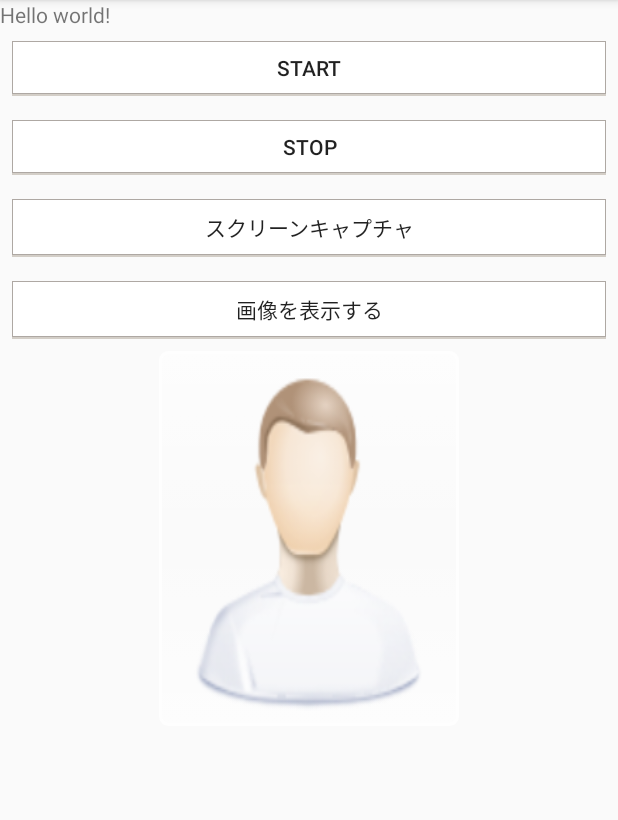
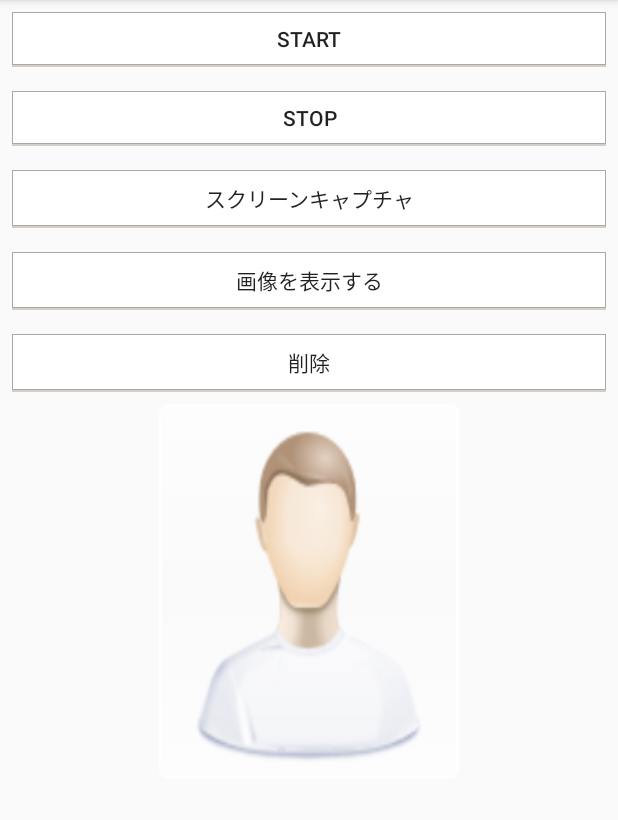
Before and after one commit to KazuCocoa/ScreenCapture, an Android app: the screen it shows after launch (MainActivity), on a phone screen of 412 x 824 dp, the part 84-904 px from its top. Run offline under Robolectric (Android 15) with nearby library versions, the phone set to English and light mode, and no system bars.

```diff
--- a/NotificationSample/src/main/java/com/notificationsample/notificationsample/MainActivity.java
+++ b/NotificationSample/src/main/java/com/notificationsample/notificationsample/MainActivity.java
@@ -32,6 +32,7 @@ public class MainActivity extends ActionBarActivity {
         Button stopButton = (Button) findViewById(id.button2);
         Button takePicture = (Button) findViewById(id.take_picture);
         Button showPicture = (Button) findViewById(id.show_picture);
+        Button deletePicture = (Button) findViewById(id.delete_picture);
 
 
         imageViewPreview = (ImageView) findViewById(R.id.ImageViewPreview);
@@ -40,12 +41,13 @@ public class MainActivity extends ActionBarActivity {
         stopButton.setOnClickListener(stopListener);
         takePicture.setOnClickListener(takePictureListener);
         showPicture.setOnClickListener(showPictureListener);
+        deletePicture.setOnClickListener(deletePictureListener);
 
     }
 
     private View.OnClickListener startListener = new View.OnClickListener() {
         public void onClick(View v) {
-            it = new Intent(MainActivity.this, CaptureScreen.class);
+            it = new Intent(MainActivity.this, Notification.class);
             startService(it);
         }
     };
@@ -70,6 +72,12 @@ public class MainActivity extends ActionBarActivity {
     private View.OnClickListener showPictureListener = new View.OnClickListener() {
         public void onClick(View v) {
             setImage(imageViewPreview, Environment.getExternalStorageDirectory() + "/capturedscreen.jpg");
+        }
+    };
+
+    private View.OnClickListener deletePictureListener = new View.OnClickListener() {
+        public void onClick(View v) {
+            deleteImage();
         }
     };
 
@@ -103,4 +111,10 @@ public class MainActivity extends ActionBarActivity {
         view.setImageBitmap(BitmapFactory.decodeFile(filepath));
     }
 
+    private void deleteImage(){
+        File file = new File( Environment.getExternalStorageDirectory() + "/capturedscreen.jpg");
+        file.delete();
+    }
+
+
 }
--- a/NotificationSample/src/main/res/layout/activity_main.xml
+++ b/NotificationSample/src/main/res/layout/activity_main.xml
@@ -3,10 +3,6 @@
     android:layout_height="fill_parent"
     android:orientation="vertical" >
 
-    <TextView
-        android:text="@string/hello_world"
-        android:layout_width="wrap_content"
-        android:layout_height="wrap_content" />
     <Button
         android:text="@string/notification"
         android:id="@+id/button1"
@@ -33,6 +29,13 @@
         android:layout_height="wrap_content"
         android:background="@drawable/flat_panel" />
 
+    <Button
+        android:id="@+id/delete_picture"
+        android:text="@string/delete_picture"
+        android:layout_width="fill_parent"
+        android:layout_height="wrap_content"
+        android:background="@drawable/flat_panel" />
+
     <ImageView
         android:id="@+id/ImageViewPreview"
         android:layout_width="200dp"
--- a/NotificationSample/src/main/res/values/strings.xml
+++ b/NotificationSample/src/main/res/values/strings.xml
@@ -2,10 +2,10 @@
 <resources>
 
     <string name="app_name">NotificationSample</string>
-    <string name="hello_world">Hello world!</string>
     <string name="action_settings">Settings</string>
     <string name="notification">start</string>
     <string name="notification2">stop</string>
     <string name="take_picture">スクリーンキャプチャ</string>
     <string name="show_picture">画像を表示する</string>
+    <string name="delete_picture">削除</string>
 </resources>
```
Also changed, not shown: NotificationSample/src/main/AndroidManifest.xml (+5 -2 lines), NotificationSample/src/main/java/com/notificationsample/notificationsample/CaptureScreen.java (+29 -49 lines), NotificationSample/src/main/java/com/notificationsample/notificationsample/Notification.java (added, +57 -0 lines).
